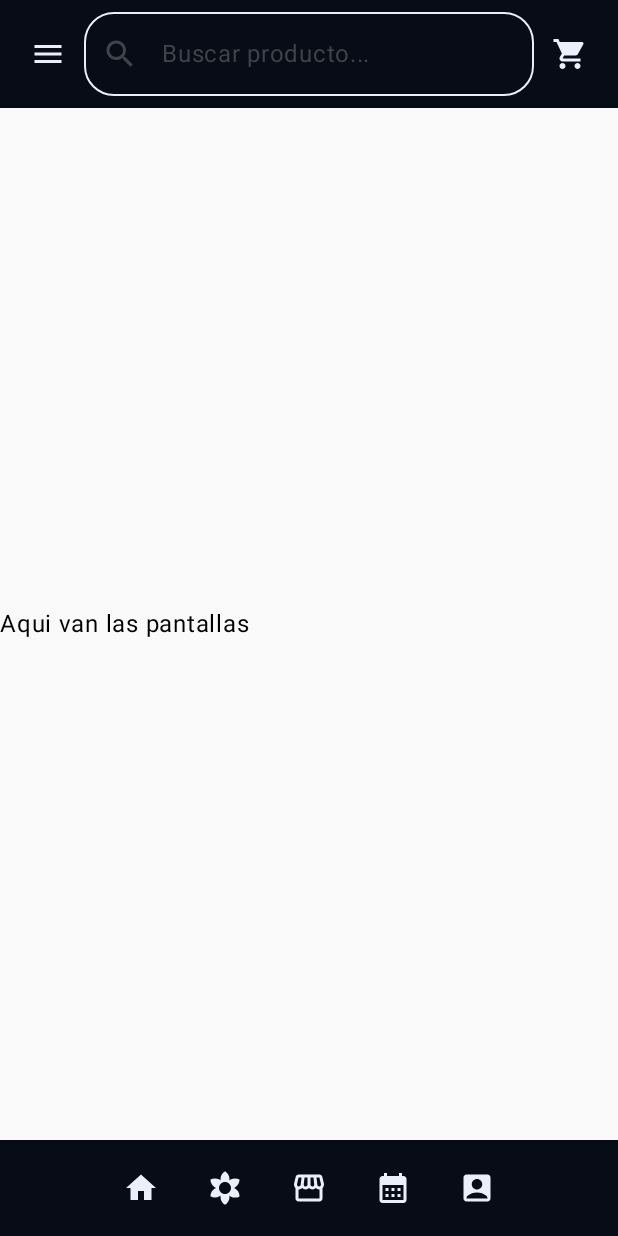
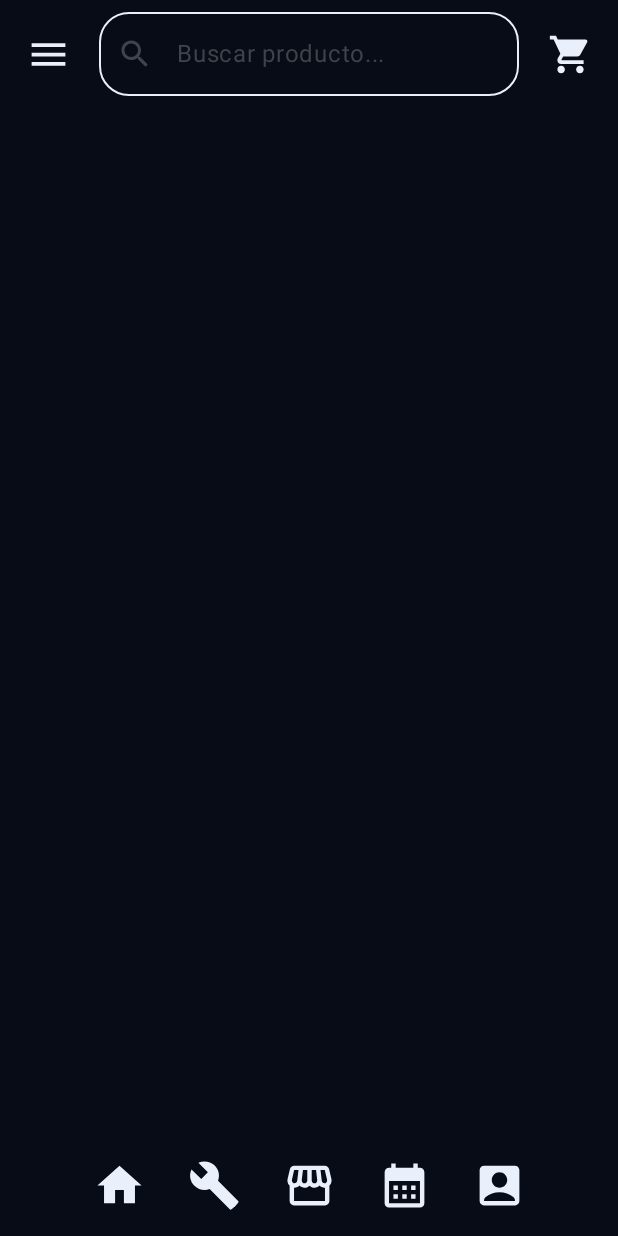
Before and after one commit to ChrsitopherJimenezHurtado/Compu_Papus, an Android app built with Jetpack Compose: the screen it shows after launch (MainActivity), on a phone screen of 412 x 824 dp. Run offline under Robolectric (Android 15) with nearby library versions, the phone set to English and light mode, and no system bars.

Commit message:
Cambios a las barras superior e inferior Se agrgaron colores al xml Se crearon los componentes de Citas(pantalla) y tarjetaCita para la vista de citas y uso de tarjetas Se creo la Clase de datos de Cita para llenado de las tarjetas.

```diff
--- a/app/src/main/java/com/appmov/compupapus/MainActivity.kt
+++ b/app/src/main/java/com/appmov/compupapus/MainActivity.kt
@@ -4,6 +4,7 @@ import android.os.Bundle
 import androidx.activity.ComponentActivity
 import androidx.activity.compose.setContent
 import androidx.activity.enableEdgeToEdge
+import androidx.compose.foundation.background
 import androidx.compose.foundation.layout.Column
 import androidx.compose.foundation.layout.Spacer
 import androidx.compose.foundation.layout.fillMaxSize
@@ -12,6 +13,7 @@ import androidx.compose.material3.Scaffold
 import androidx.compose.material3.Text
 import androidx.compose.runtime.Composable
 import androidx.compose.ui.Modifier
+import androidx.compose.ui.res.colorResource
 import androidx.compose.ui.tooling.preview.Preview
 import com.appmov.compupapus.ui.theme.CompuPapusTheme
 import com.appmov.compupapus.ui.theme.componentes.BarraInferior
@@ -31,16 +33,22 @@ class MainActivity : ComponentActivity() {
 
 @Composable
 fun CompuPapusScreen() {
-    Column(
-        modifier = Modifier.fillMaxSize()
-    ) {
-        BarraSuperior()
-        Spacer(modifier = Modifier.weight(1f))
-        // Pantallas
-        Text("Aqui van las pantallas")
-        // fin de pantallas
-        Spacer(modifier = Modifier.weight(1f))
-        BarraInferior()
+    Scaffold(
+        topBar = {
+            BarraSuperior()
+        },
+        bottomBar = {
+            BarraInferior()
+        }
+    ) { paddingValues ->
+        Column(
+            modifier = Modifier
+                .fillMaxSize()
+                .padding(paddingValues)
+                .background(colorResource(R.color.fondo))
+        ) {
+            // Aqui el contenido de las pantallas
+        }
     }
 }
 
--- a/app/src/main/java/com/appmov/compupapus/ui/theme/componentes/BarraInferior.kt
+++ b/app/src/main/java/com/appmov/compupapus/ui/theme/componentes/BarraInferior.kt
@@ -3,11 +3,13 @@ import androidx.compose.foundation.background
 import androidx.compose.foundation.layout.Arrangement
 import androidx.compose.foundation.layout.Row
 import androidx.compose.foundation.layout.Spacer
+import androidx.compose.foundation.layout.absoluteOffset
 import androidx.compose.foundation.layout.fillMaxWidth
 import androidx.compose.foundation.layout.padding
 import androidx.compose.foundation.layout.size
 import androidx.compose.material.icons.Icons
 import androidx.compose.material.icons.filled.AccountBox
+import androidx.compose.material.icons.filled.Build
 import androidx.compose.material.icons.filled.CalendarMonth
 import androidx.compose.material.icons.filled.FilterVintage
 import androidx.compose.material.icons.filled.Home
@@ -19,8 +21,12 @@ import androidx.compose.runtime.Composable
 import androidx.compose.ui.Alignment
 import androidx.compose.ui.Modifier
 import androidx.compose.ui.res.colorResource
+import androidx.compose.ui.tooling.preview.Preview
 import androidx.compose.ui.unit.dp
+import com.appmov.compupapus.CompuPapusScreen
+import com.appmov.compupapus.MainActivity
 import com.appmov.compupapus.R
+import com.appmov.compupapus.ui.theme.CompuPapusTheme
 
 
 @Composable
@@ -31,7 +37,7 @@ fun BarraInferior(){
             .background(
                 colorResource(R.color.fondo)
             )
-            .padding(8.dp),
+            .padding(10.dp),
         verticalAlignment = Alignment.CenterVertically,
         horizontalArrangement = Arrangement.Center
     ) {
@@ -43,24 +49,28 @@ fun BarraInferior(){
             Icon(
                 imageVector = Icons.Default.Home,
                 contentDescription = "Inicio",
-                tint = colorResource(R.color.iconos)
+                tint = colorResource(R.color.iconos),
+                modifier = Modifier
+                    .size(35.dp)
             )
         }
 
-        Spacer(modifier = Modifier.size(8.dp))
+        Spacer(modifier = Modifier.size(15.dp))
         // boton reparaciones
         IconButton(
             // programar accion
             onClick = { }
         ) {
             Icon(
-                imageVector = Icons.Default.FilterVintage,
+                imageVector = Icons.Default.Build,
                 contentDescription = "Reparaciones",
-                tint = colorResource(R.color.iconos)
+                tint = colorResource(R.color.iconos),
+                modifier = Modifier
+                    .size(35.dp)
             )
         }
 
-        Spacer(modifier = Modifier.size(8.dp))
+        Spacer(modifier = Modifier.size(15.dp))
         // boton tienda
         IconButton(
             // programar accion
@@ -69,11 +79,13 @@ fun BarraInferior(){
             Icon(
                 imageVector = Icons.Default.Storefront,
                 contentDescription = "Menú",
-                tint = colorResource(R.color.iconos)
+                tint = colorResource(R.color.iconos),
+                modifier = Modifier
+                    .size(35.dp)
             )
         }
 
-        Spacer(modifier = Modifier.size(8.dp))
+        Spacer(modifier = Modifier.size(15.dp))
         // boton citas
         IconButton(
             // programar accion
@@ -82,10 +94,12 @@ fun BarraInferior(){
             Icon(
                 imageVector = Icons.Default.CalendarMonth,
                 contentDescription = "Menú",
-                tint = colorResource(R.color.iconos)
+                tint = colorResource(R.color.iconos),
+                modifier = Modifier
+                    .size(35.dp)
             )
         }
-        Spacer(modifier = Modifier.size(8.dp))
+        Spacer(modifier = Modifier.size(15.dp))
         // boton cuenta
         IconButton(
             // programar accion
@@ -94,8 +108,16 @@ fun BarraInferior(){
             Icon(
                 imageVector = Icons.Default.AccountBox,
                 contentDescription = "Menú",
-                tint = colorResource(R.color.iconos)
+                tint = colorResource(R.color.iconos),
+                modifier = Modifier
+                    .size(35.dp)
             )
         }
     }
 }
+
+@Preview(showBackground = true)
+@Composable
+fun PreviewBarraInferior() {
+    BarraInferior()
+}
--- a/app/src/main/java/com/appmov/compupapus/ui/theme/componentes/BarraSuperior.kt
+++ b/app/src/main/java/com/appmov/compupapus/ui/theme/componentes/BarraSuperior.kt
@@ -5,6 +5,7 @@ import androidx.compose.foundation.layout.Row
 import androidx.compose.foundation.layout.Spacer
 import androidx.compose.foundation.layout.fillMaxWidth
 import androidx.compose.foundation.layout.padding
+import androidx.compose.foundation.layout.size
 import androidx.compose.foundation.shape.RoundedCornerShape
 import androidx.compose.runtime.Composable
 import androidx.compose.material3.Text
@@ -25,6 +26,9 @@ import androidx.compose.runtime.setValue
 import androidx.compose.ui.res.colorResource
 import com.appmov.compupapus.R
 import androidx.compose.material.icons.filled.Search
+import androidx.compose.ui.tooling.preview.Preview
+import com.appmov.compupapus.CompuPapusScreen
+import com.appmov.compupapus.ui.theme.CompuPapusTheme
 
 @Composable
 fun BarraSuperior() {
@@ -46,19 +50,22 @@ fun BarraSuperior() {
             Icon(
                 imageVector = Icons.Default.Menu,
                 contentDescription = "Menú",
-                tint = colorResource(R.color.iconos)
+                tint = colorResource(R.color.iconos),
+                modifier = Modifier
+                    .size(30.dp)
             )
         }
         // campo de busquea
         OutlinedTextField(
             value = busqueda,
             onValueChange = { busqueda = it },
-            modifier = Modifier.weight(1f),
+            modifier = Modifier.weight(1f)
+                .padding(start = 10.dp, end = 10.dp),
             shape = RoundedCornerShape(20.dp),
             // texto para usuarios
             placeholder = {
                 Text("Buscar producto...")
-                colorResource(R.color.iconos)
+                colorResource(R.color.textos)
             },
             // para el color del campo
             singleLine = true,
@@ -82,8 +89,16 @@ fun BarraSuperior() {
             Icon(
                 imageVector = Icons.Default.ShoppingCart,
                 contentDescription = "Carrito",
-                tint = colorResource(R.color.iconos)
+                tint = colorResource(R.color.iconos),
+                modifier = Modifier
+                    .size(30.dp)
             )
         }
     }
 }
+
+@Preview(showBackground = true)
+@Composable
+fun PreviewBarraSuperior() {
+    BarraSuperior()
+}
```
Also changed, not shown: app/src/main/java/com/appmov/compupapus/Citas.kt (added, +134 -0 lines), app/src/main/java/com/appmov/compupapus/data/Cita.kt (added, +9 -0 lines), app/src/main/java/com/appmov/compupapus/ui/theme/componentes/TarjetaCita.kt (added, +172 -0 lines), app/src/main/res/values/colors.xml (+13 -1 lines).
